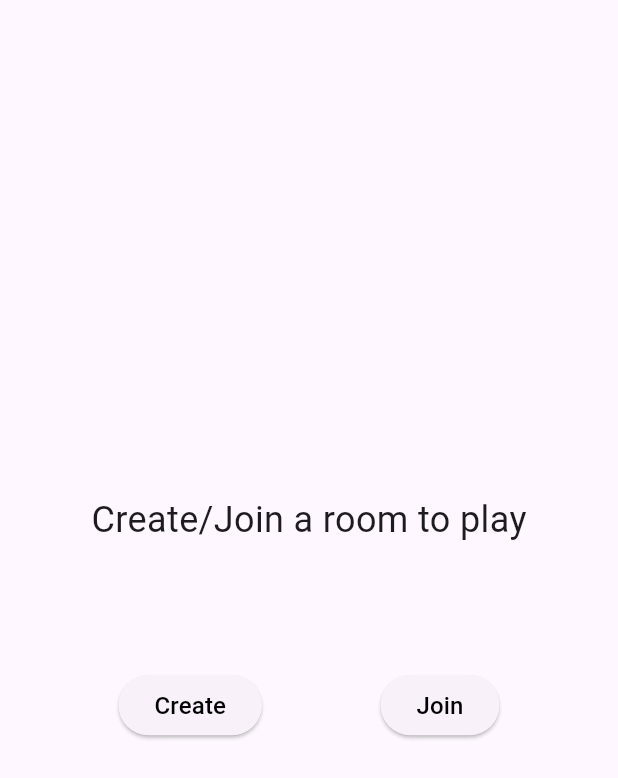
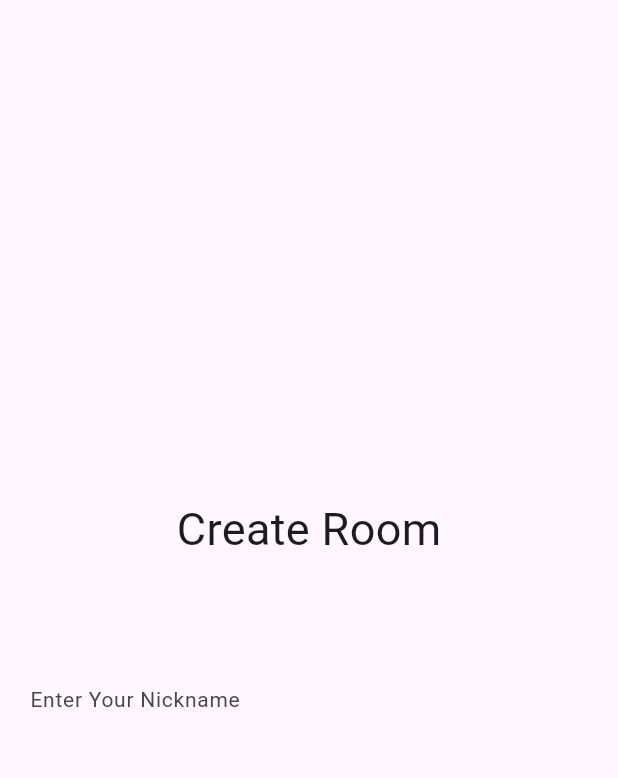
Before and after one commit to mihir-n25/type_racer_flutter, a Flutter app: the screen it shows after launch, after a tap on "Create", on a phone screen of 412 x 824 dp. Shown: the top 778 px of the screen. Run offline on Flutter 3.47's test engine with Material 3 defaults, Android fonts, the phone set to English and light mode, and no system bars.

Commit message:
createScreen

```diff
--- a/lib/main.dart
+++ b/lib/main.dart
@@ -1,5 +1,7 @@
 import 'package:flutter/material.dart';
+import 'package:type_racer/screens/createScreen.dart';
 import 'package:type_racer/screens/home_screen.dart';
+import 'package:type_racer/screens/joinScreen.dart';
 
 void main() {
   runApp(const MyApp());
@@ -11,12 +13,18 @@ class MyApp extends StatelessWidget {
   @override
   Widget build(BuildContext context) {
     return MaterialApp(
+      debugShowCheckedModeBanner: false,
       title: 'TypeRacer',
       theme: ThemeData(
         colorScheme: ColorScheme.fromSeed(seedColor: Colors.deepPurple),
         useMaterial3: true,
       ),
-      home: const HomeScreen()
+      initialRoute: "/",
+      routes : {
+        '/' :(context) => const HomeScreen(),
+        '/create-room' :(context) => const CreateRoomScreen(),
+        '/join-room' :(context) => const JoinRoomScreen(),
+      }
     );
   }
 }
--- /dev/null
+++ b/lib/screens/createScreen.dart
@@ -0,0 +1,44 @@
+import 'package:flutter/material.dart';
+import 'package:type_racer/widgets/customTextField.dart';
+
+class CreateRoomScreen extends StatefulWidget {
+  const CreateRoomScreen({super.key});
+
+  @override
+  State<CreateRoomScreen> createState() => _CreateRoomScreenState();
+}
+
+class _CreateRoomScreenState extends State<CreateRoomScreen> {
+  final TextEditingController _nameController = TextEditingController();
+
+  @override
+  void dispose() {
+    super.dispose();
+    _nameController.dispose();
+  }
+
+  @override
+  Widget build(BuildContext context) {
+    final size = MediaQuery.of(context).size;
+    return Scaffold(
+      body: Center(child: ConstrainedBox(
+        constraints: const BoxConstraints(
+          maxWidth: 600,
+      ),
+      child: Container(
+        child: Column(
+          mainAxisAlignment: MainAxisAlignment.center,
+          crossAxisAlignment: CrossAxisAlignment.center,
+          children: [
+            const Text("Create Room" , style: TextStyle(fontSize: 30),
+            ),
+            SizedBox(height: size.height * 0.08,),
+            CustomTextField(controller: _nameController, hintText: "Enter Your Nickname",)
+          ],
+        ),
+      ),
+      ),
+    )
+    );
+  }
+}
--- a/lib/screens/home_screen.dart
+++ b/lib/screens/home_screen.dart
@@ -9,6 +9,10 @@ class HomeScreen extends StatelessWidget {
     final size = MediaQuery.of(context).size;
     return Scaffold(
       body: Center(
+        child: ConstrainedBox(
+          constraints: const BoxConstraints(
+            maxWidth: 600
+          ),
           child: Column(
             mainAxisAlignment: MainAxisAlignment.center,
             children: [const Text("Create/Join a room to play" , style: TextStyle(
@@ -23,12 +27,12 @@ class HomeScreen extends StatelessWidget {
                 children: [
                   CustomButton(
                   text: "Create",
-                onTap: () => {},
+                  onTap: () => Navigator.pushNamed(context, '/create-room'),
                   isHome: true
                   ),
                   CustomButton(
                   text: "Join",
-                onTap: () => {},
+                  onTap: () => Navigator.pushNamed(context, '/join-room'),
                   isHome: true
                   )
                 ],
@@ -36,6 +40,7 @@ class HomeScreen extends StatelessWidget {
             ],
           ),
         ),
+      ),
     );
   }
 }
--- /dev/null
+++ b/lib/screens/joinScreen.dart
@@ -0,0 +1,10 @@
+import 'package:flutter/material.dart';
+
+class JoinRoomScreen extends StatelessWidget {
+  const JoinRoomScreen({super.key});
+
+  @override
+  Widget build(BuildContext context) {
+    return const Placeholder(child: Text("join"),);
+  }
+}
--- a/lib/widgets/customButton.dart
+++ b/lib/widgets/customButton.dart
@@ -9,13 +9,20 @@ class CustomButton extends StatelessWidget {
 
   @override
   Widget build(BuildContext context) {
+    final width = MediaQuery.of(context).size.width;
     return  ElevatedButton(
       onPressed: onTap,
-      child: Text(
+      style: ElevatedButton.styleFrom(
+        minimumSize: Size(
+          isHome ? width/5 : width,
+         50)
+      ),
+      child:  Text(
         text ,
         style: const TextStyle(
           fontSize:  16,
           color: Colors.black,
+          fontWeight: FontWeight.w600
         ),
       ),
     );
--- /dev/null
+++ b/lib/widgets/customTextField.dart
@@ -0,0 +1,28 @@
+import 'package:flutter/material.dart';
+
+class CustomTextField extends StatelessWidget {
+  final TextEditingController controller;
+  final String hintText;
+  const CustomTextField({super.key , required this.controller , required this.hintText});
+
+  @override
+  Widget build(BuildContext context) {
+    return TextField(
+       controller : controller,
+       decoration: InputDecoration(
+        border: OutlineInputBorder(
+          borderRadius: BorderRadius.circular(8),
+          borderSide: const BorderSide(color: Colors.transparent),
+        ),
+        enabledBorder: OutlineInputBorder(
+          borderRadius: BorderRadius.circular(8),
+          borderSide: const BorderSide(color: Colors.transparent),
+        ),
+        contentPadding: const EdgeInsets.symmetric(horizontal: 16 , vertical: 14),
+        fillColor: const Color(0xffF5F5FA),
+        hintText: hintText,
+        hintStyle: const TextStyle(fontSize: 14,fontWeight: FontWeight.w400)
+       ),
+    );
+  }
+}
```
Lines whose indentation alone changed are shown as unchanged.
